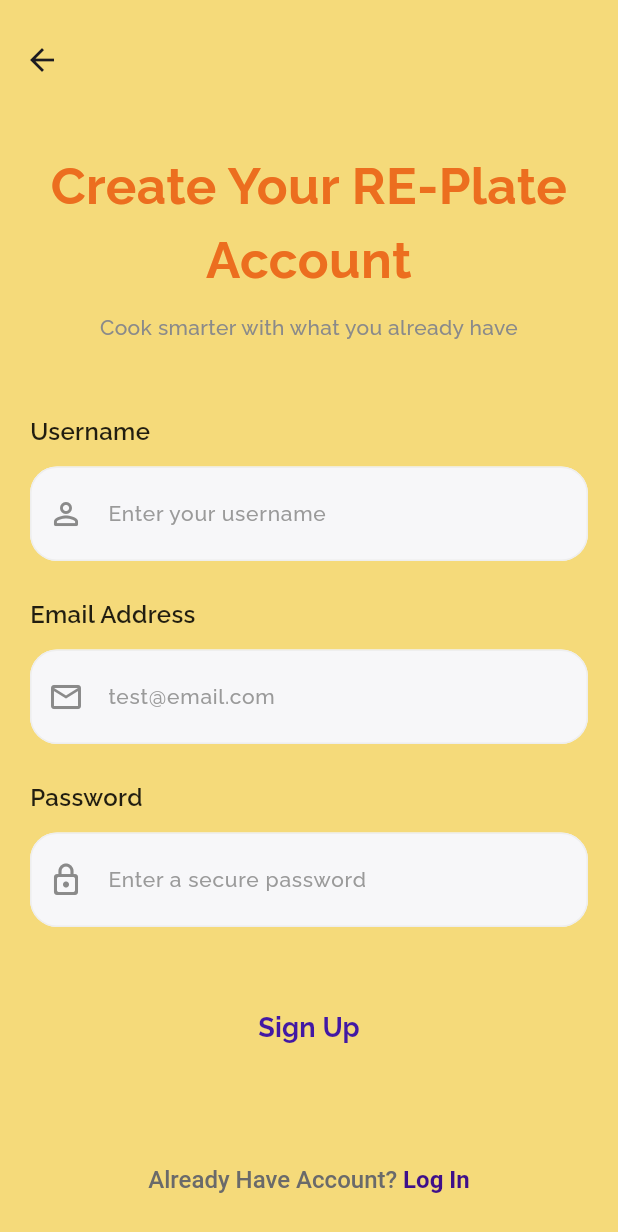
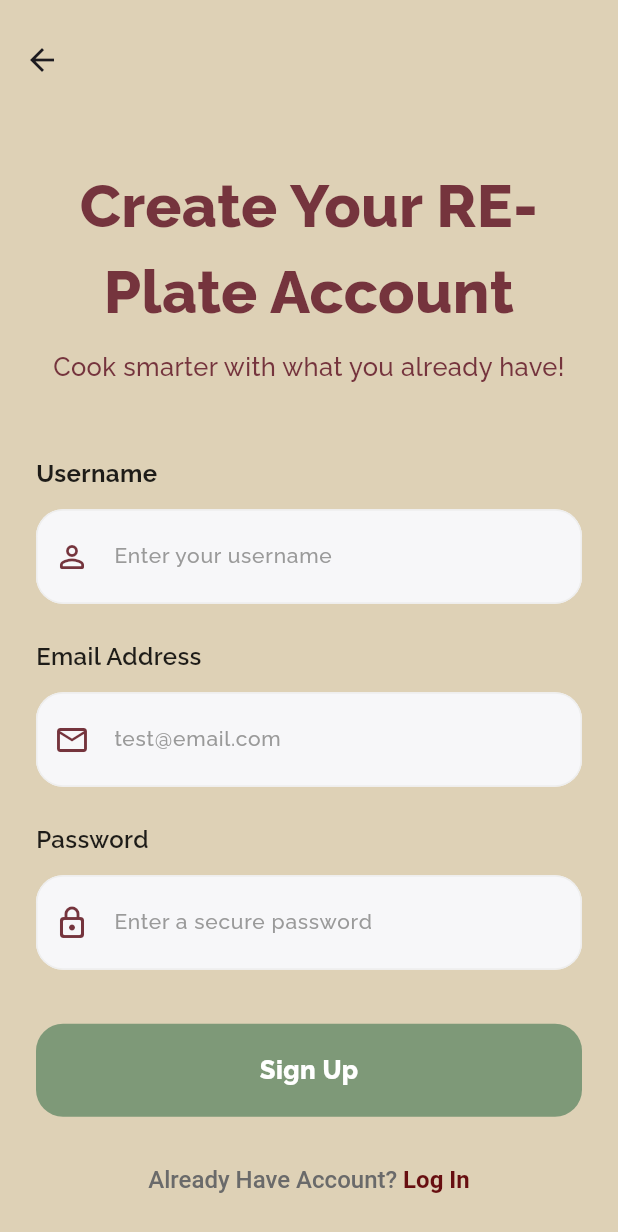
Before and after one commit to AugustanaCSC490Spring2026/RE-Plate, a Flutter app: the Signup screen opened directly, on a phone screen of 412 x 824 dp. Shown: the top 1232 px of the screen. Run offline on Flutter 3.47's test engine with Material 3 defaults, Android fonts, the phone set to English and light mode, and no system bars; our stand-ins replace cloud_firestore, firebase_auth, firebase_core, firebase_storage, flutter_dotenv, flutter_markdown and 2 more; accounts and stored records are empty; statements that could not run were skipped.

Commit message:
improved signup UI

```diff
--- a/base_app/lib/pages/signup.dart
+++ b/base_app/lib/pages/signup.dart
@@ -9,6 +9,13 @@
 
 class Signup extends StatelessWidget {
   Signup({super.key});
+  static const Color background = Color.fromARGB(255, 222, 209, 182);
+  static const Color maroon = Color(0xFF670E10);
+  static const Color softMaroon = Color.fromARGB(255, 117, 52, 61);
+  static const Color sage = Color.fromARGB(255, 126, 153, 120);
+  static const Color inputFill = Color.fromARGB(255, 247, 245, 241);
+  static const Color inputBorder = Color(0xffEFE7DD);
+
   final TextEditingController _usernameController = TextEditingController();
   final TextEditingController _emailController = TextEditingController();
   final TextEditingController _passwordController = TextEditingController();
@@ -16,19 +23,22 @@
   @override
   Widget build(BuildContext context) {
     return Scaffold(
-      backgroundColor: Color.fromARGB(255, 245, 218, 122),
+      backgroundColor: background,
       resizeToAvoidBottomInset: true,
       bottomNavigationBar: _signin(context),
       appBar: AppBar(
-        backgroundColor: Color.fromARGB(255, 245, 218, 122),
+        backgroundColor:background,
         elevation: 0,
         toolbarHeight: 80,
       ),
       body: SafeArea(
+  child: Center(
     child: SingleChildScrollView(
-          padding: const EdgeInsets.symmetric(horizontal: 20, vertical: 8),
+      padding: const EdgeInsets.symmetric(horizontal: 24, vertical: 8),
+      child: ConstrainedBox(
+        constraints: const BoxConstraints(maxWidth: 520),
         child: Column(
-            crossAxisAlignment: CrossAxisAlignment.start,
+          crossAxisAlignment: CrossAxisAlignment.stretch,
           children: [
               const SizedBox(height: 12),
 
@@ -40,22 +50,23 @@
                       textAlign: TextAlign.center,
                       style: GoogleFonts.raleway(
                         textStyle: const TextStyle(
-                          color:  Color.fromARGB(255, 236, 110, 31),
-                          fontWeight: FontWeight.w700,
-                          fontSize: 34,
+                          color: softMaroon,
+                          fontWeight: FontWeight.w800,
+                          fontSize: 40,
+                          letterSpacing: 0.2,
                         ),
                       ),
                     ),
                     const SizedBox(height: 10),
                     Text(
                       /*  */
-                      'Cook smarter with what you already have',
+                      'Cook smarter with what you already have!',
                       textAlign: TextAlign.center,
                       style: GoogleFonts.raleway(
                         textStyle: const TextStyle(
-                          color: Color(0xff8A8A8A),
+                          color: softMaroon,
                           fontWeight: FontWeight.w500,
-                          fontSize: 14,
+                          fontSize: 17,
                         ),
                       ),
                     ),
@@ -76,8 +87,13 @@
           ),
         ),
       ),
+    ),
+
+      ),
  );
+
 }
+
 
   Widget _username() {
     return Column(
@@ -89,7 +105,7 @@
           style: GoogleFonts.raleway(
             textStyle: const TextStyle(
               color: Colors.black87,
-              fontWeight: FontWeight.w600,
+              fontWeight: FontWeight.w700,
               fontSize: 16,
             ),
           ),
@@ -105,9 +121,9 @@
             ),
           ),
           decoration: InputDecoration(
-            prefixIcon: const Icon(
+            prefixIcon:  Icon(
               Icons.person_outline_rounded,
-              color: Color(0xff8A8A8A),
+              color: softMaroon,
             ),
             contentPadding: const EdgeInsets.symmetric(
               vertical: 20,
@@ -161,9 +177,9 @@
             ),
           ),
           decoration: InputDecoration(
-            prefixIcon: const Icon(
+            prefixIcon:  Icon(
               Icons.email_outlined,
-              color: Color(0xff8A8A8A),
+              color: softMaroon,
             ),
             contentPadding: const EdgeInsets.symmetric(
               vertical: 20,
@@ -217,9 +233,9 @@
             ),
           ),
           decoration: InputDecoration(
-            prefixIcon: const Icon(
+            prefixIcon:  Icon(
               Icons.lock_outline_rounded,
-              color: Color(0xff8A8A8A),
+              color:softMaroon,
             ),
             contentPadding: const EdgeInsets.symmetric(
               vertical: 20,
@@ -249,7 +265,7 @@
   Widget _signup(BuildContext context) {
     return ElevatedButton(
       style: ElevatedButton.styleFrom(
-        backgroundColor: Color.fromARGB(255, 245, 218, 122),
+        backgroundColor: sage,
         foregroundColor: Colors.white,
         shape: RoundedRectangleBorder(borderRadius: BorderRadius.circular(18)),
         minimumSize: const Size(double.infinity, 62),
@@ -266,11 +282,11 @@
       child: Text(
         "Sign Up",
         style: GoogleFonts.raleway(
-          textStyle: const TextStyle(
-            color: Color.fromARGB(255, 66, 24, 164),
-            fontSize: 18,
-            fontWeight: FontWeight.w700,
-          ),
+          color: Colors.white,
+          fontSize: 17,
+          fontWeight: FontWeight.w800,
+          letterSpacing: 0.3,
+
         ),
       ),
     );
@@ -294,7 +310,7 @@
             TextSpan(
               text: "Log In",
               style: const TextStyle(
-                color: Color.fromARGB(255, 62, 15, 138),
+                color: maroon,
                 fontWeight: FontWeight.w700,
                 fontSize: 16,
               ),
```
Lines whose indentation alone changed are shown as unchanged.
